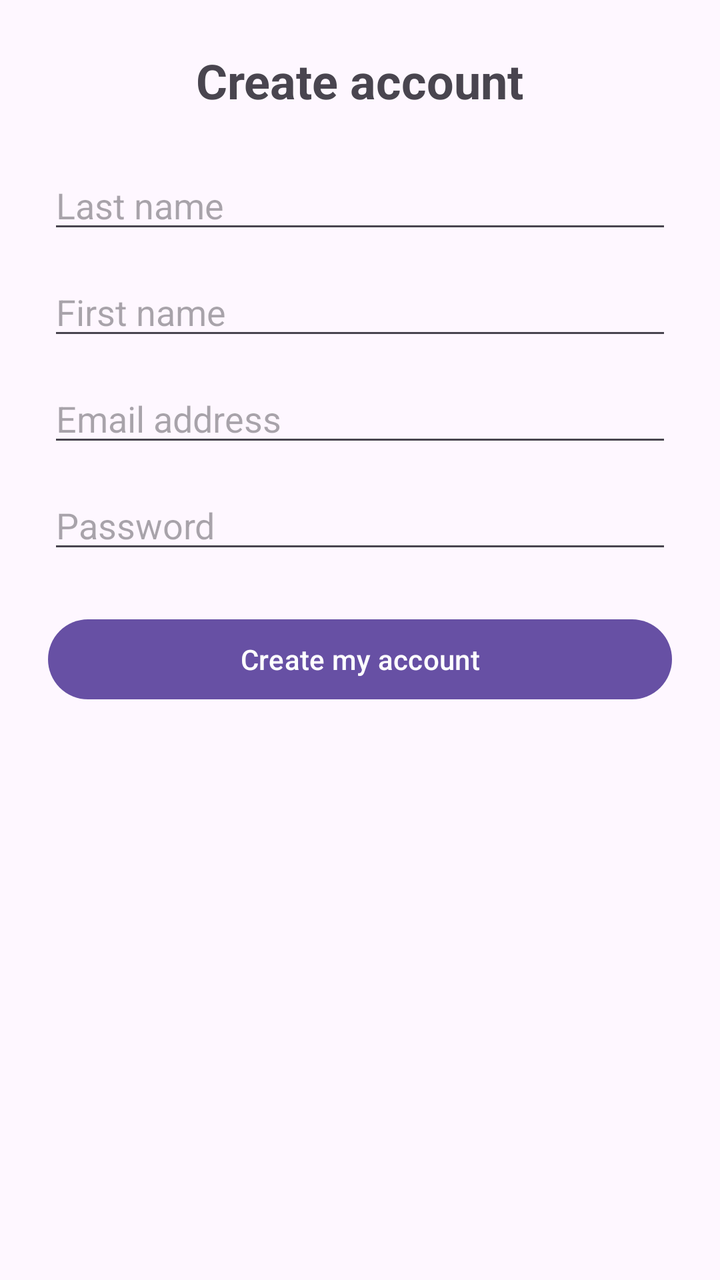
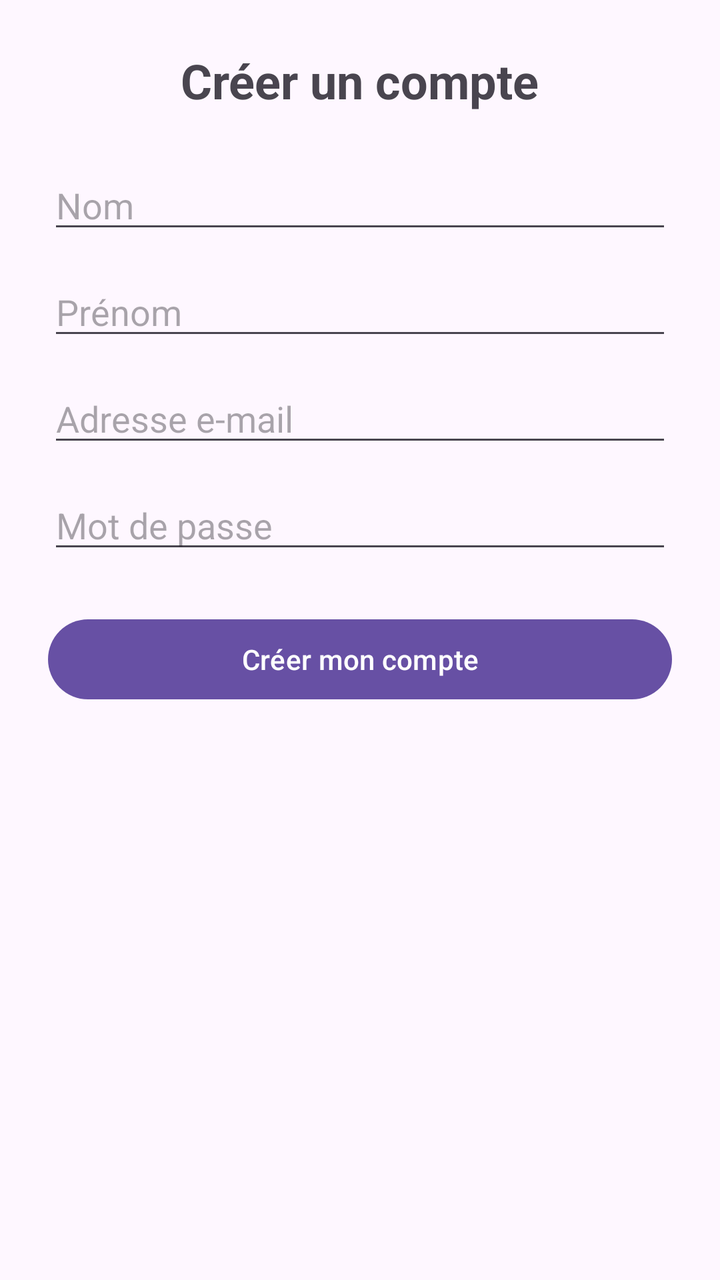

The first picture is an Android layout as it rendered before a commit; the second is the same layout after the commit. The layout source and the unified diff follow.
<!-- AndroidManifest.xml: application theme Theme.StudentHub -->
<!-- res/layout/activity_register.xml -->
<?xml version="1.0" encoding="utf-8"?>
<ScrollView xmlns:android="http://schemas.android.com/apk/res/android"
    android:layout_width="match_parent"
    android:layout_height="match_parent">

    <LinearLayout
        android:layout_width="match_parent"
        android:layout_height="wrap_content"
        android:orientation="vertical"
        android:padding="24dp">

        <TextView
            android:layout_width="wrap_content"
            android:layout_height="wrap_content"
            android:text="Create account"
            android:textSize="24sp"
            android:textStyle="bold"
            android:layout_gravity="center_horizontal"
            android:layout_marginBottom="24dp"/>

        <EditText
            android:id="@+id/etNom"
            android:layout_width="match_parent"
            android:layout_height="wrap_content"
            android:hint="Last name"
            android:inputType="text"
            android:layout_marginBottom="12dp"/>

        <EditText
            android:id="@+id/etPrenom"
            android:layout_width="match_parent"
            android:layout_height="wrap_content"
            android:hint="First name"
            android:inputType="text"
            android:layout_marginBottom="12dp"/>

        <EditText
            android:id="@+id/etRegEmail"
            android:layout_width="match_parent"
            android:layout_height="wrap_content"
            android:hint="Email address"
            android:inputType="textEmailAddress"
            android:layout_marginBottom="12dp"/>

        <EditText
            android:id="@+id/etRegPassword"
            android:layout_width="match_parent"
            android:layout_height="wrap_content"
            android:hint="Password"
            android:inputType="textPassword"
            android:layout_marginBottom="24dp"/>

        <Button
            android:id="@+id/btnCreateAccount"
            android:layout_width="match_parent"
            android:layout_height="wrap_content"
            android:text="Create my account"/>
    </LinearLayout>
</ScrollView>
<!-- resources referenced by this layout -->
<resources>
  <style name="Theme.StudentHub" parent="Base.Theme.StudentHub" />
  <style name="Base.Theme.StudentHub" parent="Theme.Material3.DayNight.NoActionBar">
          
          
      </style>
</resources>

<!-- the commit's change to res/layout/activity_register.xml (unified diff, before → after) -->
@@ -12,7 +12,7 @@
         <TextView
             android:layout_width="wrap_content"
             android:layout_height="wrap_content"
-            android:text="Create account"
+            android:text="@string/register_title"
             android:textSize="24sp"
             android:textStyle="bold"
             android:layout_gravity="center_horizontal"
@@ -22,7 +22,7 @@
             android:id="@+id/etNom"
             android:layout_width="match_parent"
             android:layout_height="wrap_content"
-            android:hint="Last name"
+            android:hint="@string/last_name"
             android:inputType="text"
             android:layout_marginBottom="12dp"/>
 
@@ -30,7 +30,7 @@
             android:id="@+id/etPrenom"
             android:layout_width="match_parent"
             android:layout_height="wrap_content"
-            android:hint="First name"
+            android:hint="@string/first_name"
             android:inputType="text"
             android:layout_marginBottom="12dp"/>
 
@@ -38,7 +38,7 @@
             android:id="@+id/etRegEmail"
             android:layout_width="match_parent"
             android:layout_height="wrap_content"
-            android:hint="Email address"
+            android:hint="@string/email"
             android:inputType="textEmailAddress"
             android:layout_marginBottom="12dp"/>
 
@@ -46,7 +46,7 @@
             android:id="@+id/etRegPassword"
             android:layout_width="match_parent"
             android:layout_height="wrap_content"
-            android:hint="Password"
+            android:hint="@string/password"
             android:inputType="textPassword"
             android:layout_marginBottom="24dp"/>
 
@@ -54,6 +54,6 @@
             android:id="@+id/btnCreateAccount"
             android:layout_width="match_parent"
             android:layout_height="wrap_content"
-            android:text="Create my account"/>
+            android:text="@string/create_account_button"/>
     </LinearLayout>
 </ScrollView>
<!-- resource entries referenced after the edit -->
@@ -1,5 +1,11 @@
 <!-- resources referenced by this layout -->
 <resources>
+  <string name="create_account_button">Créer mon compte</string>
+  <string name="email">Adresse e-mail</string>
+  <string name="first_name">Prénom</string>
+  <string name="last_name">Nom</string>
+  <string name="password">Mot de passe</string>
+  <string name="register_title">Créer un compte</string>
   <style name="Theme.StudentHub" parent="Base.Theme.StudentHub" />
   <style name="Base.Theme.StudentHub" parent="Theme.Material3.DayNight.NoActionBar">
           
